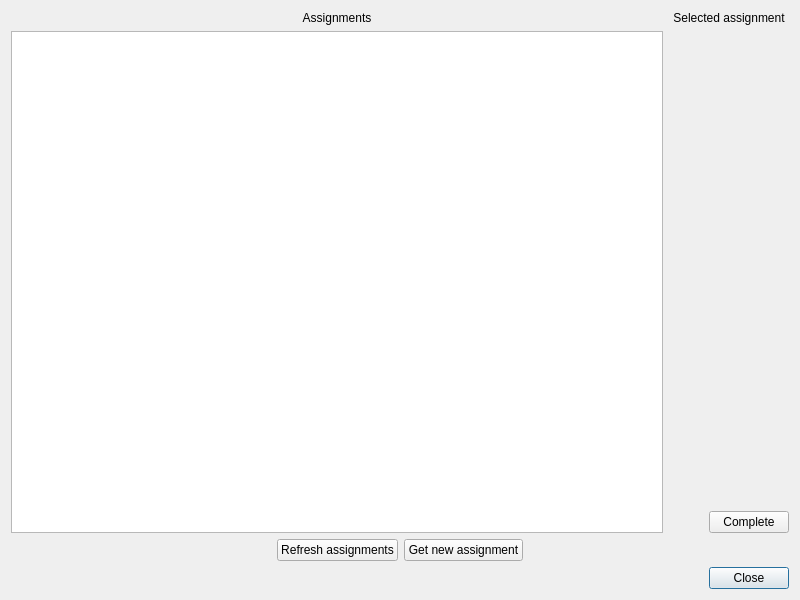
Old version of the form neurolabi/gui/protocols/protocolassignmentdialog.ui in the repository janelia-flyem/NeuTu.
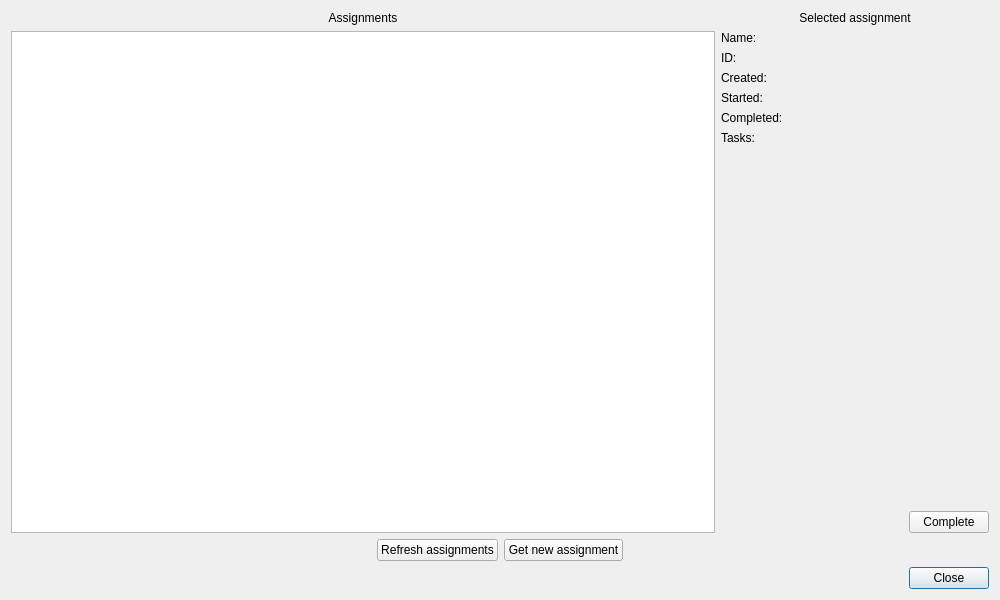
New version of the form.

What changed in the file:
```diff
--- a/neurolabi/gui/protocols/protocolassignmentdialog.ui
+++ b/neurolabi/gui/protocols/protocolassignmentdialog.ui
@@ -6,7 +6,7 @@
    <rect>
     <x>0</x>
     <y>0</y>
-    <width>800</width>
+    <width>1000</width>
     <height>600</height>
    </rect>
   </property>
@@ -56,11 +56,98 @@
         </widget>
        </item>
        <item>
-        <widget class="QLabel" name="selectedLabel">
-         <property name="text">
-          <string/>
-         </property>
-        </widget>
+        <layout class="QFormLayout" name="formLayout">
+         <item row="0" column="0">
+          <widget class="QLabel" name="label">
+           <property name="text">
+            <string>Name:</string>
+           </property>
+          </widget>
+         </item>
+         <item row="0" column="1">
+          <widget class="QLabel" name="nameLabel">
+           <property name="minimumSize">
+            <size>
+             <width>200</width>
+             <height>0</height>
+            </size>
+           </property>
+           <property name="text">
+            <string/>
+           </property>
+          </widget>
+         </item>
+         <item row="1" column="0">
+          <widget class="QLabel" name="label_4">
+           <property name="text">
+            <string>ID:</string>
+           </property>
+          </widget>
+         </item>
+         <item row="1" column="1">
+          <widget class="QLabel" name="idLabel">
+           <property name="text">
+            <string/>
+           </property>
+          </widget>
+         </item>
+         <item row="2" column="0">
+          <widget class="QLabel" name="label_7">
+           <property name="text">
+            <string>Created:</string>
+           </property>
+          </widget>
+         </item>
+         <item row="2" column="1">
+          <widget class="QLabel" name="createdLabel">
+           <property name="text">
+            <string/>
+           </property>
+          </widget>
+         </item>
+         <item row="3" column="0">
+          <widget class="QLabel" name="label_9">
+           <property name="text">
+            <string>Started:</string>
+           </property>
+          </widget>
+         </item>
+         <item row="3" column="1">
+          <widget class="QLabel" name="startedLabel">
+           <property name="text">
+            <string/>
+           </property>
+          </widget>
+         </item>
+         <item row="4" column="0">
+          <widget class="QLabel" name="label_11">
+           <property name="text">
+            <string>Completed:</string>
+           </property>
+          </widget>
+         </item>
+         <item row="4" column="1">
+          <widget class="QLabel" name="completedLabel">
+           <property name="text">
+            <string/>
+           </property>
+          </widget>
+         </item>
+         <item row="5" column="0">
+          <widget class="QLabel" name="label_13">
+           <property name="text">
+            <string>Tasks:</string>
+           </property>
+          </widget>
+         </item>
+         <item row="5" column="1">
+          <widget class="QLabel" name="tasksLabel">
+           <property name="text">
+            <string/>
+           </property>
+          </widget>
+         </item>
+        </layout>
        </item>
        <item>
         <spacer name="verticalSpacer">
```
